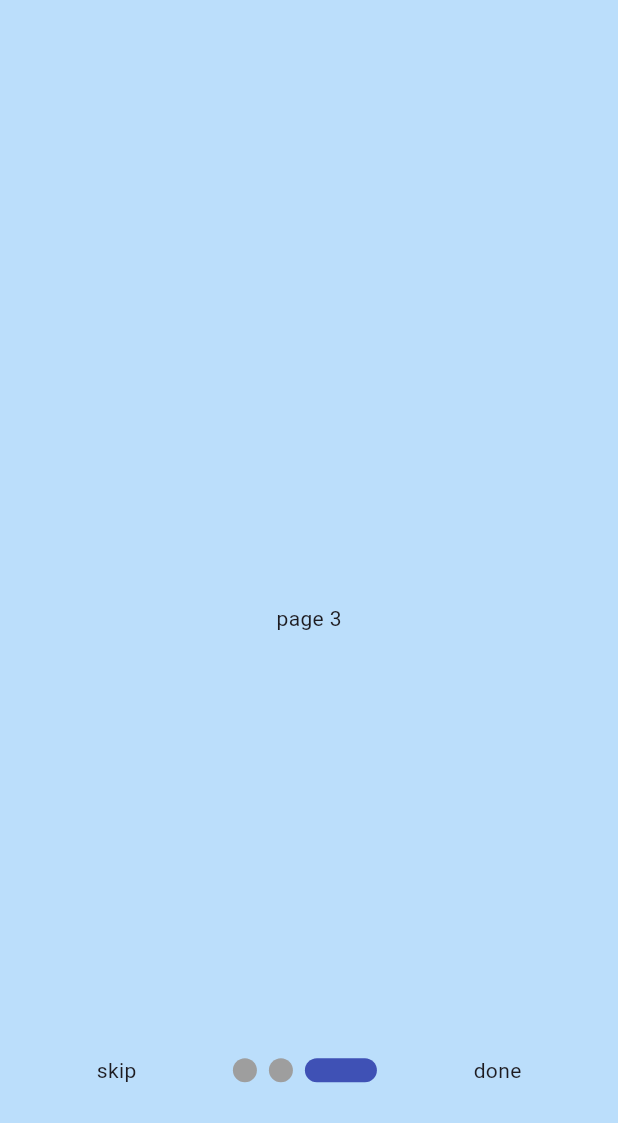
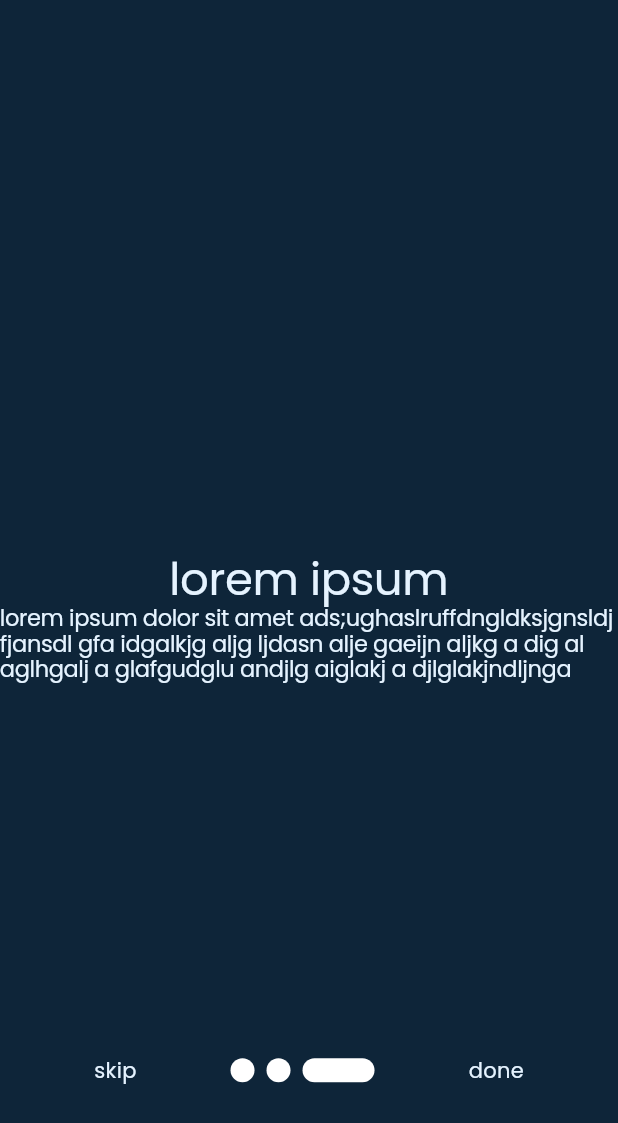
Before and after one commit to IshaNagireddy/GrandCare, a Flutter app: the screen it shows after launch, after a tap on "skip", on a phone screen of 412 x 824 dp. Shown: the top 1123 px of the screen. Run offline on Flutter 3.47's test engine with Material 3 defaults, Android fonts, the light colour scheme and no system bars; drawn by our look-alikes of smooth_page_indicator; our stand-ins replace google_fonts.

Commit message:
basic functional onboarding screen

```diff
--- a/apps_for_good/lib/intro_screens/intro_page_1.dart
+++ b/apps_for_good/lib/intro_screens/intro_page_1.dart
@@ -1,12 +1,28 @@
 import 'package:flutter/material.dart';
+import 'package:google_fonts/google_fonts.dart';
 
 class IntroPage1 extends StatelessWidget {
   @override
   Widget build(BuildContext context) {
     return Container(
-      color: Colors.blue[100],
+      color: Color.fromARGB(255, 14, 37, 57),
       child: Center(
-        child: Text('page 1'),
+        child: Column(
+          mainAxisAlignment: MainAxisAlignment.center,
+          children: [
+            Text(
+              'Welcome to',
+              style: GoogleFonts.poppins(
+                textStyle: Theme.of(context).textTheme.displayLarge,
+                fontSize: 30,
+                color: Color.fromARGB(255, 229, 243, 255),
+              ),
+            ),
+            Image(
+              image: AssetImage("assets/logo.png"),
+            ),
+          ],
+        ),
       ),
     );
   }
--- a/apps_for_good/lib/intro_screens/intro_page_2.dart
+++ b/apps_for_good/lib/intro_screens/intro_page_2.dart
@@ -1,12 +1,33 @@
 import 'package:flutter/material.dart';
+import 'package:google_fonts/google_fonts.dart';
 
 class IntroPage2 extends StatelessWidget {
   @override
   Widget build(BuildContext context) {
     return Container(
-      color: Colors.blue[100],
+      color: Color.fromARGB(255, 14, 37, 57),
       child: Center(
-        child: Text('page 2'),
+        child: Column(
+          mainAxisAlignment: MainAxisAlignment.center,
+          children: [
+            Text(
+              'lorem ipsum',
+              style: GoogleFonts.poppins(
+                textStyle: Theme.of(context).textTheme.displayLarge,
+                fontSize: 30,
+                color: Color.fromARGB(255, 229, 243, 255),
+              ),
+            ),
+            Text(
+              'lorem ipsum dolor sit amet ads;ughaslruffdngldksjgnsldj fjansdl gfa idgalkjg aljg ljdasn alje gaeijn aljkg a dig al aglhgalj a glafgudglu andjlg aiglakj a djlglakjndljnga',
+              style: GoogleFonts.poppins(
+                textStyle: Theme.of(context).textTheme.displayLarge,
+                fontSize: 15,
+                color: Color.fromARGB(255, 229, 243, 255),
+              ),
+            ),
+          ],
+        ),
       ),
     );
   }
--- a/apps_for_good/lib/intro_screens/intro_page_3.dart
+++ b/apps_for_good/lib/intro_screens/intro_page_3.dart
@@ -1,12 +1,33 @@
 import 'package:flutter/material.dart';
+import 'package:google_fonts/google_fonts.dart';
 
 class IntroPage3 extends StatelessWidget {
   @override
   Widget build(BuildContext context) {
     return Container(
-      color: Colors.blue[100],
+      color: Color.fromARGB(255, 14, 37, 57),
       child: Center(
-        child: Text('page 3'),
+        child: Column(
+          mainAxisAlignment: MainAxisAlignment.center,
+          children: [
+            Text(
+              'lorem ipsum',
+              style: GoogleFonts.poppins(
+                textStyle: Theme.of(context).textTheme.displayLarge,
+                fontSize: 30,
+                color: Color.fromARGB(255, 229, 243, 255),
+              ),
+            ),
+            Text(
+              'lorem ipsum dolor sit amet ads;ughaslruffdngldksjgnsldj fjansdl gfa idgalkjg aljg ljdasn alje gaeijn aljkg a dig al aglhgalj a glafgudglu andjlg aiglakj a djlglakjndljnga',
+              style: GoogleFonts.poppins(
+                textStyle: Theme.of(context).textTheme.displayLarge,
+                fontSize: 15,
+                color: Color.fromARGB(255, 229, 243, 255),
+              ),
+            ),
+          ],
+        ),
       ),
     );
   }
--- a/apps_for_good/lib/onboarding_screen.dart
+++ b/apps_for_good/lib/onboarding_screen.dart
@@ -5,6 +5,7 @@ import 'package:apps_for_good/intro_screens/intro_page_3.dart';
 import 'package:flutter/material.dart';
 import 'package:flutter/widgets.dart';
 import 'package:smooth_page_indicator/smooth_page_indicator.dart';
+import 'package:google_fonts/google_fonts.dart';
 
 class OnBoardingScreen extends StatefulWidget {
   const OnBoardingScreen({Key? key}) : super(key: key);
@@ -53,13 +54,21 @@ class _OnBoardingScreenState extends State<OnBoardingScreen> {
                         duration: Duration(milliseconds: 500),
                         curve: Curves.easeIn);
                   },
-                  child: Text('skip'),
+                  child: Text(
+                    'skip',
+                    style: GoogleFonts.poppins(
+                        color: Color.fromARGB(255, 229, 243, 255)),
+                  ),
                 ),
+
                 //dot indicator
                 SmoothPageIndicator(
                   controller: _controller,
                   count: 3,
-                  effect: ExpandingDotsEffect(),
+                  effect: ExpandingDotsEffect(
+                    dotColor: Colors.white,
+                    activeDotColor: Colors.white,
+                  ),
                 ),
 
                 //next/done
@@ -76,7 +85,12 @@ class _OnBoardingScreenState extends State<OnBoardingScreen> {
                             ),
                           );
                         },
-                        child: Text('done'),
+                        child: Text(
+                          'done',
+                          style: GoogleFonts.poppins(
+                            color: Color.fromARGB(255, 229, 243, 255),
+                          ),
+                        ),
                       )
                     : GestureDetector(
                         onTap: () {
@@ -84,7 +98,12 @@ class _OnBoardingScreenState extends State<OnBoardingScreen> {
                               duration: Duration(milliseconds: 500),
                               curve: Curves.easeIn);
                         },
-                        child: Text('next'),
+                        child: Text(
+                          'next',
+                          style: GoogleFonts.poppins(
+                            color: Color.fromARGB(255, 229, 243, 255),
+                          ),
+                        ),
                       )
               ],
             ),
--- a/apps_for_good/pubspec.yaml
+++ b/apps_for_good/pubspec.yaml
@@ -61,9 +61,8 @@ flutter:
   uses-material-design: true
 
   # To add assets to your application, add an assets section, like this:
-  # assets:
-  #   - images/a_dot_burr.jpeg
-  #   - images/a_dot_ham.jpeg
+  assets:
+    - assets/logo.png
 
   # An image asset can refer to one or more resolution-specific "variants", see
   # https://flutter.dev/assets-and-images/#resolution-aware
```
Also changed, not shown: apps_for_good/assets/logo.png (added).
